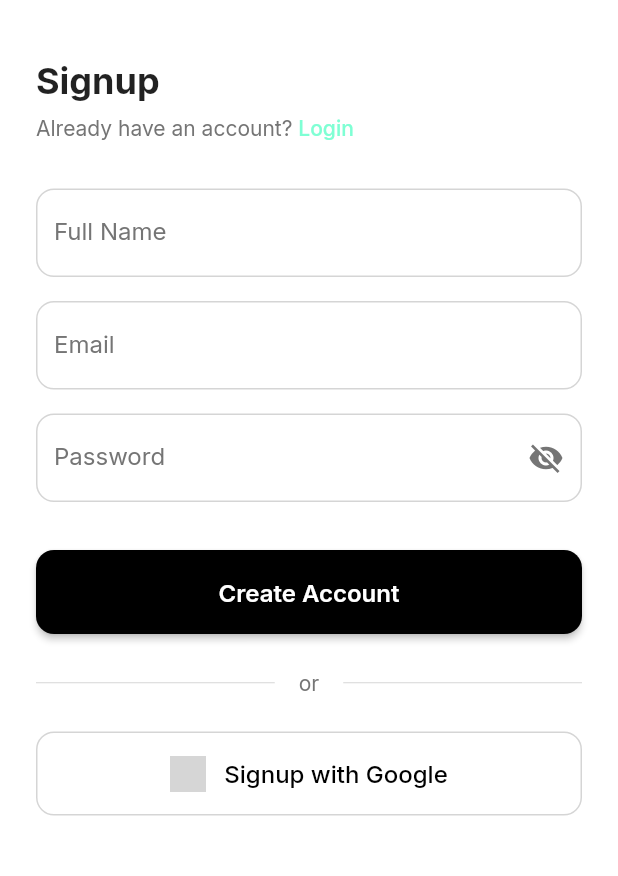
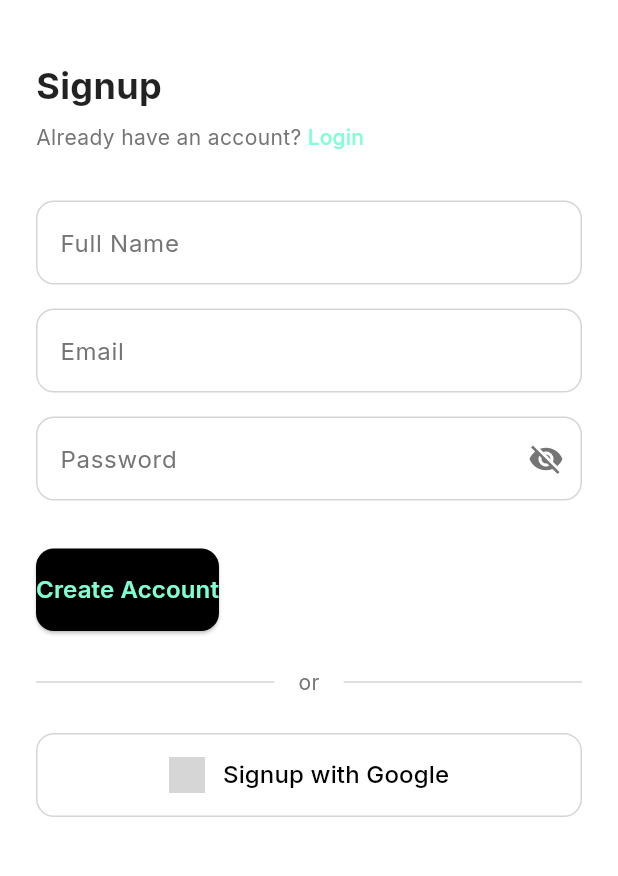
Before and after one commit to Deolinda1506/borderless-ecommerce-hub, a Flutter app: the screen it shows after launch, after a tap on "Get Started", on a phone screen of 412 x 824 dp, the part 80-956 px from its top. Run offline on Flutter 3.47's test engine with Material 2 defaults, Android fonts, the phone set to English and light mode, and no system bars; our stand-ins replace flutter_svg, google_fonts, smooth_page_indicator; grey boxes are pictures that could not be loaded.

Commit message:
Update main.dart

```diff
--- a/borderless/lib/main.dart
+++ b/borderless/lib/main.dart
@@ -1,9 +1,11 @@
 import 'package:flutter/material.dart';
 import 'package:flutter/services.dart';
-import 'constants/app_theme.dart';
+import 'package:google_fonts/google_fonts.dart';
+import 'constants/app_colors.dart';
 import 'screens/splash_screen.dart';
 
 void main() {
+  WidgetsFlutterBinding.ensureInitialized();
   SystemChrome.setSystemUIOverlayStyle(
     const SystemUiOverlayStyle(
       statusBarColor: Colors.transparent,
@@ -16,99 +18,37 @@ void main() {
 class MyApp extends StatelessWidget {
   const MyApp({super.key});
 
-  // This widget is the root of your application.
   @override
   Widget build(BuildContext context) {
     return MaterialApp(
       title: 'Borderless',
       debugShowCheckedModeBanner: false,
-      theme: AppTheme.theme,
+      theme: ThemeData(
+        colorScheme: ColorScheme.fromSeed(
+          seedColor: AppColors.primary,
+          primary: AppColors.primary,
+        ),
+        useMaterial3: true,
+        textTheme: GoogleFonts.interTextTheme(),
+        scaffoldBackgroundColor: Colors.white,
+        appBarTheme: const AppBarTheme(
+          backgroundColor: Colors.white,
+          elevation: 0,
+          iconTheme: IconThemeData(color: Colors.black),
+          titleTextStyle: TextStyle(
+            color: Colors.black,
+            fontSize: 18,
+            fontWeight: FontWeight.w600,
+          ),
+        ),
+        bottomNavigationBarTheme: BottomNavigationBarThemeData(
+          backgroundColor: Colors.white,
+          selectedItemColor: AppColors.primary,
+          unselectedItemColor: Colors.grey[400],
+          elevation: 0,
+        ),
+      ),
       home: const SplashScreen(),
     );
   }
 }
-
-class MyHomePage extends StatefulWidget {
-  const MyHomePage({super.key, required this.title});
-
-  // This widget is the home page of your application. It is stateful, meaning
-  // that it has a State object (defined below) that contains fields that affect
-  // how it looks.
-
-  // This class is the configuration for the state. It holds the values (in this
-  // case the title) provided by the parent (in this case the App widget) and
-  // used by the build method of the State. Fields in a Widget subclass are
-  // always marked "final".
-
-  final String title;
-
-  @override
-  State<MyHomePage> createState() => _MyHomePageState();
-}
-
-class _MyHomePageState extends State<MyHomePage> {
-  int _counter = 0;
-
-  void _incrementCounter() {
-    setState(() {
-      // This call to setState tells the Flutter framework that something has
-      // changed in this State, which causes it to rerun the build method below
-      // so that the display can reflect the updated values. If we changed
-      // _counter without calling setState(), then the build method would not be
-      // called again, and so nothing would appear to happen.
-      _counter++;
-    });
-  }
-
-  @override
-  Widget build(BuildContext context) {
-    // This method is rerun every time setState is called, for instance as done
-    // by the _incrementCounter method above.
-    //
-    // The Flutter framework has been optimized to make rerunning build methods
-    // fast, so that you can just rebuild anything that needs updating rather
-    // than having to individually change instances of widgets.
-    return Scaffold(
-      appBar: AppBar(
-        // Here we take the value from the MyHomePage object that was created by
-        // the App.build method, and use it to set our appbar title.
-        title: Text(widget.title),
-      ),
-      body: Center(
-        // Center is a layout widget. It takes a single child and positions it
-        // in the middle of the parent.
-        child: Column(
-          // Column is also a layout widget. It takes a list of children and
-          // arranges them vertically. By default, it sizes itself to fit its
-          // children horizontally, and tries to be as tall as its parent.
-          //
-          // Invoke "debug painting" (press "p" in the console, choose the
-          // "Toggle Debug Paint" action from the Flutter Inspector in Android
-          // Studio, or the "Toggle Debug Paint" command in Visual Studio Code)
-          // to see the wireframe for each widget.
-          //
-          // Column has various properties to control how it sizes itself and
-          // how it positions its children. Here we use mainAxisAlignment to
-          // center the children vertically; the main axis here is the vertical
-          // axis because Columns are vertical (the cross axis would be
-          // horizontal).
-          mainAxisAlignment: MainAxisAlignment.center,
-          children: <Widget>[
-            const Text(
-              'You have pushed the button this many times:',
-            ),
-            Text(
-              '$_counter',
-              style: Theme.of(context).textTheme.headlineMedium,
-            ),
-          ],
-        ),
-      ),
-      floatingActionButton: FloatingActionButton(
-        onPressed: _incrementCounter,
-        tooltip: 'Increment',
-        child: const Icon(Icons.add),
-      ), // This trailing comma makes auto-formatting nicer for build methods.
-    );
-  }
-}
```
